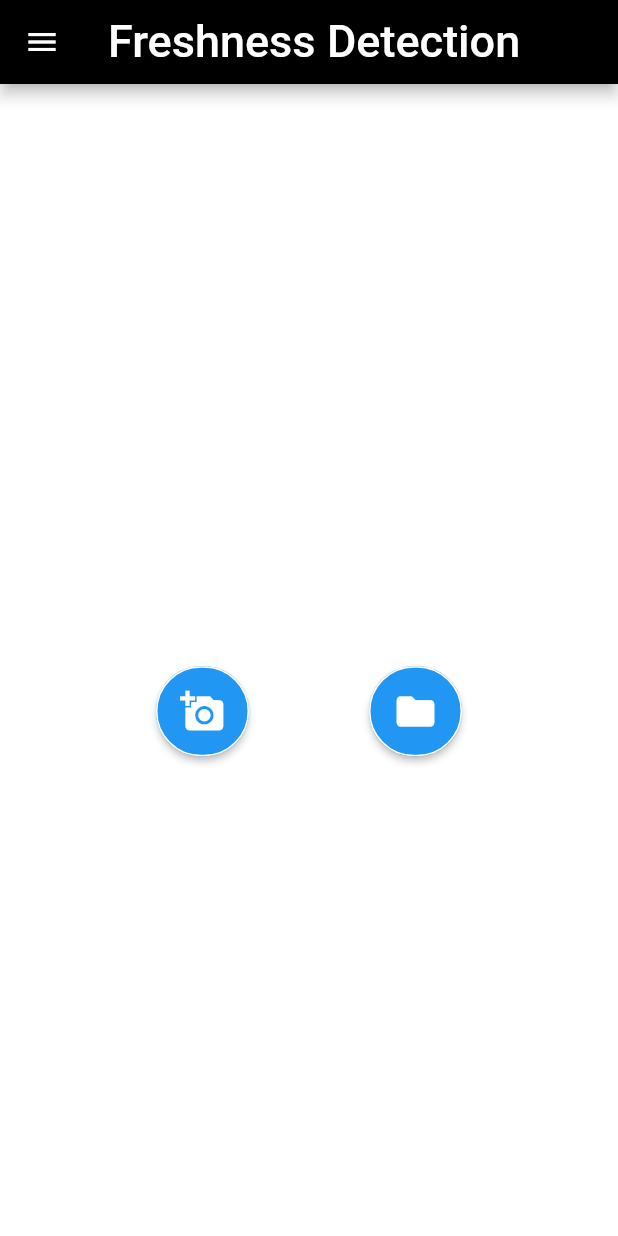
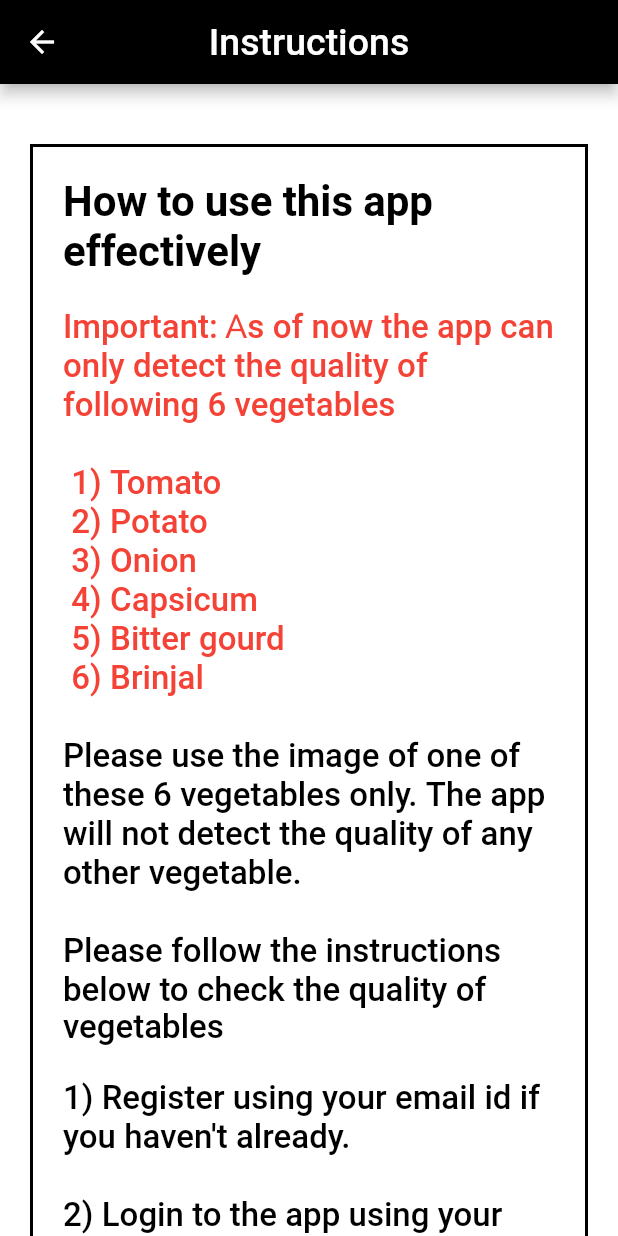
Before and after one commit to Rishabh3998/Vegetable-freshness-detection, a Flutter app: the screen it shows after launch, after a tap on "DETECT", on a phone screen of 412 x 824 dp. Run offline on Flutter 3.47's test engine with Material 2 defaults, Android fonts, the phone set to English and light mode, and no system bars; our stand-ins replace firebase_auth, firebase_core, google_fonts, image_picker; missing offline and left inert: tflite; accounts and stored records are empty; Roboto replaces fonts that are missing (Comfortaa).

Commit message:
Instructions page added

```diff
--- a/assets/Model/ImageLabels.txt
+++ b/assets/Model/ImageLabels.txt
@@ -1,12 +1,18 @@
-Fresh Apple
-Fresh Banana
-Fresh Bitter Gourd
+Fresh Bittergourd
+Fresh Brinjal
 Fresh Capsicum
-Fresh Orange
+Fresh Onion
+Fresh Potato
 Fresh Tomato
-Stale Apple
-Stale Banana
-Stale Bitter Gourd
-Stale Capsicum
-Stale Orange
-Stale Tomato
+Rotten Bittergourd
+Rotten Brinjal
+Rotten Capsicum
+Rotten Onion
+Rotten Potato
+Rotten Tomato
+Semirotten Bittergourd
+Semirotten Brinjal
+Semirotten Capsicum
+Semirotten Onion
+Semirotten Potato
+Semirotten Tomato
--- /dev/null
+++ b/lib/instructions.dart
@@ -0,0 +1,154 @@
+// Important: As of now the app can only detect the quality of following 6 vegetables
+// 1) Tomato
+// 2) Potato
+// 3) Onion
+// 4) Capsicum
+// 5) Bitter gourd
+// 6) Brinjal
+
+// Please use the image of one of these 6 vegetables only. The app will not detect the quality of any other vegetable.
+
+// Please follow the instructions below to check the quality of vegetables
+
+// 1) Register using your email id if you haven't already.
+// 2) Login to the app using your registered email id.
+// 3) Click on the start button to get started.
+// 4) Click a clear picture of the vegetable in good light using the camera icon or select an image of the vegetable from your gallery using the file icon to check the quality of the vegetable.
+
+import 'package:flutter/material.dart';
+import 'package:vegetable_app/home_page.dart';
+
+class Instructions extends StatefulWidget {
+  const Instructions({Key? key}) : super(key: key);
+
+  @override
+  _InstructionsState createState() => _InstructionsState();
+}
+
+class _InstructionsState extends State<Instructions> {
+  @override
+  Widget build(BuildContext context) {
+    return SafeArea(
+      child: Scaffold(
+        appBar: AppBar(
+          iconTheme: const IconThemeData(color: Colors.white),
+          backgroundColor: Colors.black,
+          title: const Text(
+            'Instructions',
+            style: TextStyle(
+              fontSize: 25.0,
+              fontFamily: "Comfortaa",
+              color: Colors.white,
+            ),
+          ),
+          centerTitle: true,
+        ),
+        backgroundColor: Colors.white,
+        body: SingleChildScrollView(
+          child: Column(
+            children: <Widget>[
+              Container(
+                child: Center(
+                  child: Column(
+                    children: const <Widget>[
+                      Text(
+                        "How to use this app effectively",
+                        style: TextStyle(
+                          fontFamily: "Comfortaa",
+                          fontSize: 28.0,
+                          fontWeight: FontWeight.bold,
+                          color: Colors.black,
+                        ),
+                      ),
+                      SizedBox(
+                        height: 20.0,
+                      ),
+                      Text(
+                        "Important: As of now the app can only detect the quality of following 6 vegetables \n\n 1) Tomato \n 2) Potato \n 3) Onion \n 4) Capsicum \n 5) Bitter gourd \n 6) Brinjal \n",
+                        style: TextStyle(
+                          fontFamily: "Comfortaa",
+                          fontSize: 22.0,
+                          color: Colors.red,
+                          fontWeight: FontWeight.w500,
+                        ),
+                      ),
+                      Text(
+                        "Please use the image of one of these 6 vegetables only. The app will not detect the quality of any other vegetable.\n",
+                        style: TextStyle(
+                          fontFamily: "Comfortaa",
+                          fontSize: 22.0,
+                          color: Colors.black,
+                          fontWeight: FontWeight.w500,
+                        ),
+                      ),
+                      Text(
+                        "Please follow the instructions below to check the quality of vegetables",
+                        style: TextStyle(
+                          fontFamily: "Comfortaa",
+                          fontSize: 22.0,
+                          color: Colors.black,
+                          fontWeight: FontWeight.w500,
+                        ),
+                      ),
+                      SizedBox(
+                        height: 20.0,
+                      ),
+                      Text(
+                        "1) Register using your email id if you haven't already. \n\n2) Login to the app using your registered email id. \n\n3) Click on the start button to get started. \n\n4) Click a clear picture of the vegetable in good light using the camera icon or select an image of the vegetable from your gallery using the file icon to check the quality of the vegetable.",
+                        style: TextStyle(
+                          fontFamily: "Comfortaa",
+                          fontSize: 22.0,
+                          color: Colors.black,
+                          fontWeight: FontWeight.w500,
+                        ),
+                      ),
+                    ],
+                  ),
+                ),
+                decoration: BoxDecoration(
+                  border: Border.all(
+                    width: 2,
+                  ),
+                ),
+                padding: const EdgeInsets.all(20.0),
+                margin: const EdgeInsets.fromLTRB(20.0, 40.0, 20.0, 20.0),
+              ),
+              Padding(
+                padding: const EdgeInsets.all(8.0),
+                child: MaterialButton(
+                  onPressed: () {
+                    Navigator.push(
+                      context,
+                      MaterialPageRoute(
+                        builder: (context) => const HomePage(),
+                      ),
+                    );
+                    setState(() {});
+                  },
+                  color: Colors.black,
+                  splashColor: Colors.white,
+                  height: 60,
+                  minWidth: 250,
+                  child: const Text(
+                    'Let\' s Start',
+                    style: TextStyle(
+                      fontFamily: 'Comfortaa',
+                      color: Colors.white,
+                      fontSize: 25.0,
+                    ),
+                  ),
+                  shape: RoundedRectangleBorder(
+                    borderRadius: BorderRadius.circular(9.0),
+                  ),
+                ),
+              ),
+              const SizedBox(
+                height: 20.0,
+              )
+            ],
+          ),
+        ),
+      ),
+    );
+  }
+}
--- a/lib/login_page.dart
+++ b/lib/login_page.dart
@@ -3,6 +3,7 @@
 import 'package:flutter/material.dart';
 import 'package:google_fonts/google_fonts.dart';
 import 'package:vegetable_app/home_page.dart';
+import 'package:vegetable_app/instructions.dart';
 import 'package:vegetable_app/mainlogin_page.dart';
 import 'package:vegetable_app/signup_page.dart';
 
@@ -157,7 +158,7 @@ class _LoginPageState extends State<LoginPage> {
                             Navigator.push(
                               context,
                               MaterialPageRoute(
-                                builder: (context) => HomePage(),
+                                builder: (context) => const Instructions(),
                               ),
                             );
                             setState(() {});
--- a/lib/main.dart
+++ b/lib/main.dart
@@ -5,8 +5,8 @@ import 'package:firebase_core/firebase_core.dart';
 import 'package:flutter/material.dart';
 import 'package:vegetable_app/about.dart';
 import 'package:vegetable_app/home_page.dart';
+import 'package:vegetable_app/instructions.dart';
 import 'package:vegetable_app/login_page.dart';
-import 'package:vegetable_app/mainlogin_page.dart';
 import 'package:vegetable_app/services.dart';
 import 'package:vegetable_app/signup_page.dart';
 import 'package:vegetable_app/welcome.dart';
@@ -18,7 +18,7 @@ void main() {
   // final cameras = await availableCameras();
   //final firstCamera = cameras.first;
   runApp(
-    MyApp(
+    const MyApp(
         //camera: firstCamera,
 
         ),
@@ -26,21 +26,21 @@ void main() {
 }
 
 class MyApp extends StatelessWidget {
+  const MyApp({Key? key}) : super(key: key);
+
   @override
   Widget build(BuildContext context) {
     return MaterialApp(
       debugShowCheckedModeBanner: false,
       routes: <String, WidgetBuilder>{
         // ignore: non_constant_identifier_names
-        '/screen1': (BuildContext context) => Welcomescreen(),
-        '/screen2': (BuildContext context) => LoginPage(),
-        '/screen3': (BuildContext context) => HomePage(),
-        '/screen4': (BuildContext context) => SignUpPage(),
-        '/screen6': (BuildContext context) => AboutUs(),
-        // // "/screen5": (BuildContext context) =>
-        // //     new Freshcam(camera: cameras.first)
-        // '/screen7': (BuildContext context) => HomePage(),
-        // '/screen8': (BuildContext context) => Rancidity()
+        '/screen1': (BuildContext context) => const Welcomescreen(),
+        '/screen2': (BuildContext context) => const LoginPage(),
+        '/screen3': (BuildContext context) => const HomePage(),
+        '/screen4': (BuildContext context) => const SignUpPage(),
+        '/screen6': (BuildContext context) => const AboutUs(),
+        '/screen7': (BuildContext context) => const Instructions(),
+        '/screen8': (BuildContext context) => const SomethingWentWrong(),
       },
       title: "Detector",
       home: const Welcomescreen(),
--- a/pubspec.yaml
+++ b/pubspec.yaml
@@ -76,6 +76,8 @@ flutter:
   # To add assets to your application, add an assets section, like this:
   assets:
     - assets/
+    - assets/Model/float16_optimised_model_Inceptionv3.tflite
+    - assets/Model/ImageLabels.txt
 
   # An image asset can refer to one or more resolution-specific "variants", see
   # https://flutter.dev/assets-and-images/#resolution-aware.
```
Also changed, not shown: lib/about.dart (+0 -27 lines), lib/drawer.dart (+7 -0 lines), lib/home_page.dart (+27 -24 lines), lib/mainlogin_page.dart (+17 -6 lines), lib/signup_page.dart (+16 -1 lines), 1 other file.
